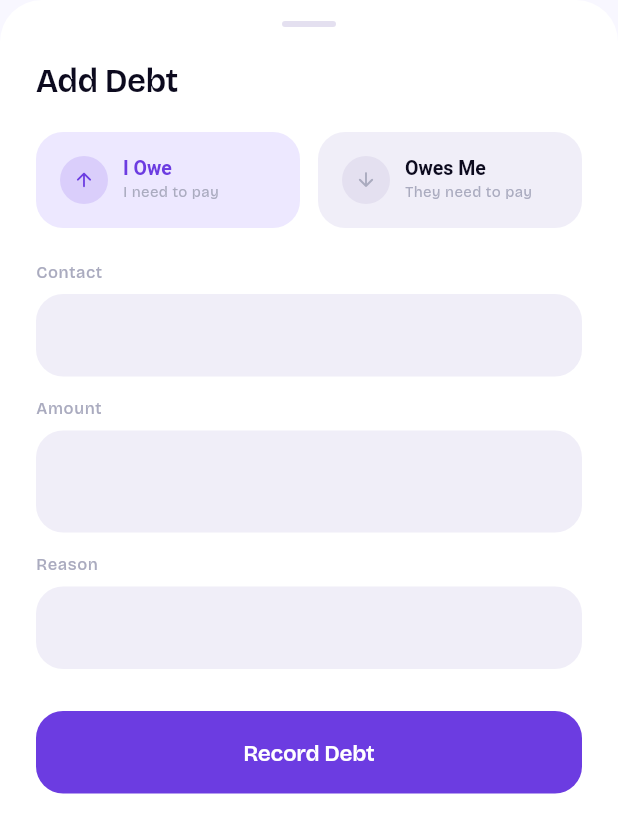
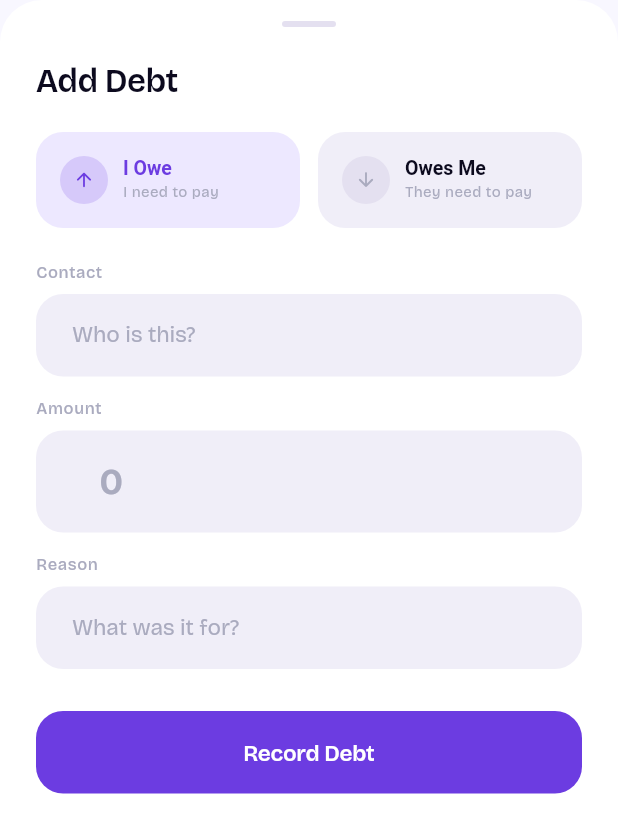
Before and after one commit to chefken/xledge, a Flutter app: the AddDebtSheet widget shown alone on an empty page, opened directly, on a phone screen of 412 x 824 dp. Shown: the top 833 px of the screen. Run offline on Flutter 3.47's test engine with Material 3 defaults, Android fonts, the phone set to English and light mode, and no system bars; our stand-ins replace fl_chart, google_fonts, hive, hive_flutter, local_auth, pdf and 2 more; accounts and stored records are empty; Roboto replaces fonts that are missing (BricolageGrotesque).

Commit message:
debt pg v3

```diff
--- a/lib/screens/add_debt_sheet.dart
+++ b/lib/screens/add_debt_sheet.dart
@@ -4,6 +4,7 @@ import 'package:provider/provider.dart';
 import 'package:xledge/providers/void_provider.dart';
 import 'package:xledge/utils/void_colors.dart';
 import 'package:xledge/utils/theme_ext.dart';
+import 'package:xledge/utils/void_text_styles.dart';
 
 class AddDebtSheet extends StatefulWidget {
   const AddDebtSheet({super.key});
@@ -105,14 +106,14 @@ class _AddDebtSheetState extends State<AddDebtSheet>
                 const SizedBox(height: 22),
                 _SheetField(
                   controller: _nameCtrl,
-                  hint: '',
+                  hint: 'Who is this?',
                   label: 'Contact',
                   capitalization: TextCapitalization.words,
                 ),
                 const SizedBox(height: 14),
                 _SheetField(
                   controller: _amountCtrl,
-                  hint: '',
+                  hint: '0',
                   label: 'Amount',
                   prefix: '₹  ',
                   keyboardType: const TextInputType.numberWithOptions(decimal: true),
@@ -121,7 +122,7 @@ class _AddDebtSheetState extends State<AddDebtSheet>
                 const SizedBox(height: 14),
                 _SheetField(
                   controller: _descCtrl,
-                  hint: '',
+                  hint: 'What was it for?',
                   label: 'Reason',
                   capitalization: TextCapitalization.sentences,
                 ),
@@ -195,20 +196,21 @@ class _TypeCard extends StatelessWidget {
   Widget build(BuildContext context) {
     final isDark = Theme.of(context).brightness == Brightness.dark;
     const duration = Duration(milliseconds: 200);
-    final curve = Curves.easeInOutCubic;
 
-    // Fix: Match the exact depth of the OWES YOU background card
+    // Matches the card background exactly to the summary card (0.12 opacity)
     final cardBg = active
         ? (isDark ? VoidColors.primary.withOpacity(0.12) : VoidColors.primaryLight)
         : (isDark ? VoidColors.darkCard : VoidColors.outlineVariant);
 
     final iconBg = active
-        ? VoidColors.primary.withOpacity(0.15)
+        ? VoidColors.primary.withOpacity(0.18)
         : (isDark ? VoidColors.darkBorder : VoidColors.outline);
 
-    // Fix: Use the bright lavender shade so the text pops exactly like the "₹0"
-    final textColor = active
-        ? (isDark ? const Color(0xFFA78BFA) : VoidColors.primary)
+    // Soft lavender active text/icon color overlay matching main screen
+    final activeColor = isDark ? const Color(0xFFA78BFA) : VoidColors.primary;
+
+    final primaryTextColor = active
+        ? activeColor
         : (isDark ? VoidColors.darkTextPrimary : VoidColors.textPrimary);
 
     return GestureDetector(
@@ -218,61 +220,60 @@ class _TypeCard extends StatelessWidget {
       },
       child: AnimatedContainer(
         duration: duration,
-        curve: curve,
+        curve: Curves.easeInOut,
         padding: const EdgeInsets.all(16),
         decoration: BoxDecoration(
           color: cardBg,
           borderRadius: BorderRadius.circular(18),
         ),
+        child: AnimatedTheme(
+          duration: duration,
+          data: ThemeData(
+            iconTheme: IconThemeData(
+              color: active ? activeColor : VoidColors.textHint,
+            ),
+          ),
           child: Row(
             children: [
               AnimatedContainer(
                 duration: duration,
-              curve: curve,
+                curve: Curves.easeInOut,
                 width: 32, height: 32,
                 decoration: BoxDecoration(
                   color: iconBg,
                   shape: BoxShape.circle,
                 ),
-              // Wrap with an explicit animated theme to smoothly blend icon pigments
-              child: AnimatedTheme(
-                data: ThemeData(
-                  iconTheme: IconThemeData(
-                    color: active ? VoidColors.primary : VoidColors.textHint,
-                  ),
-                ),
-                child: Icon(
-                  icon,
-                  size: 15,
-                ),
-              ),
+                child: Icon(icon, size: 15),
               ),
               const SizedBox(width: 10),
               Expanded(
                 child: Column(
                   crossAxisAlignment: CrossAxisAlignment.start,
                   children: [
-                  // Fix: Interpolates typography colors inside the animation timeline
                     AnimatedDefaultTextStyle(
                       duration: duration,
-                    curve: curve,
+                      curve: Curves.easeInOut,
                       style: TextStyle(
                         fontSize: 13,
                         fontWeight: FontWeight.w600,
-                      color: textColor,
+                        color: primaryTextColor,
+                        fontFamily: 'BricolageGrotesque',
                       ),
                       child: Text(label),
                     ),
                     const SizedBox(height: 2),
-                  Text(sublabel,
+                    Text(
+                      sublabel,
                       style: TextStyle(
                         fontSize: 10,
                         color: isDark ? VoidColors.darkTextHint : VoidColors.textHint,
-                      )),
+                      ),
+                    ),
                   ],
                 ),
               ),
             ],
+          ),
         ),
       ),
     );
@@ -385,10 +386,8 @@ class _DebtSubmitBtnState extends State<_DebtSubmitBtn>
           width: double.infinity,
           padding: const EdgeInsets.symmetric(vertical: 17),
           decoration: BoxDecoration(
-            // Completely flat solid fallback style matching upper layout updates
             color: VoidColors.primary,
             borderRadius: BorderRadius.circular(18),
-            // Stripped out gradient configuration maps and soft drop shadows entirely
           ),
           alignment: Alignment.center,
           child: Text(
```
Lines whose indentation alone changed are shown as unchanged.
